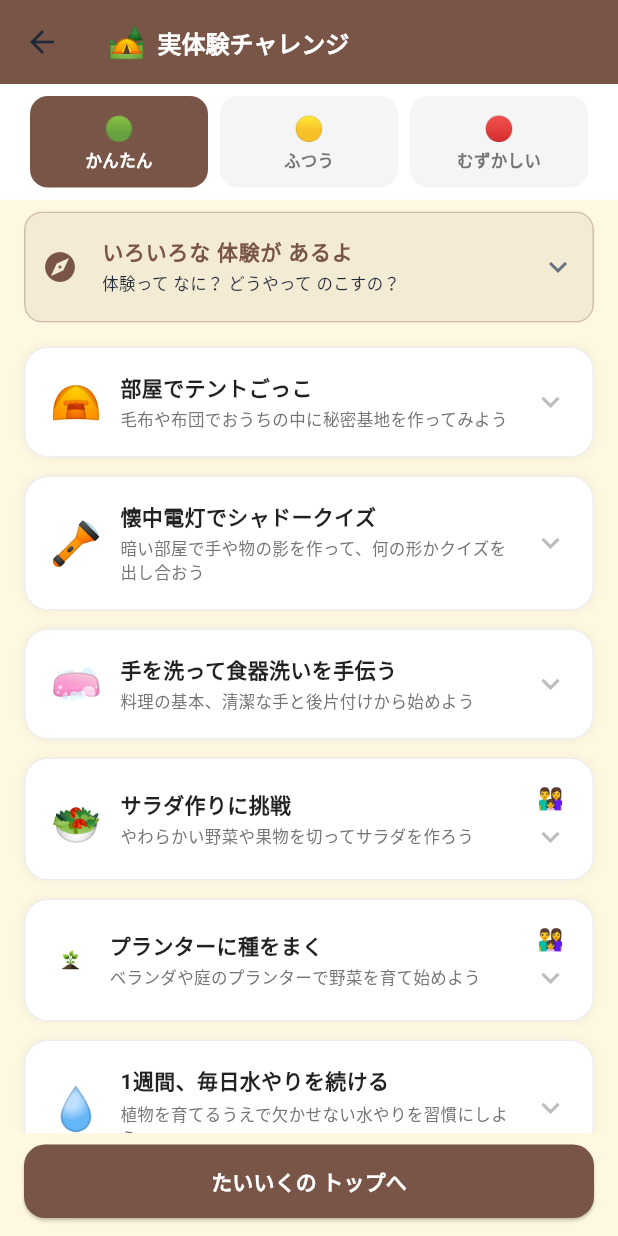
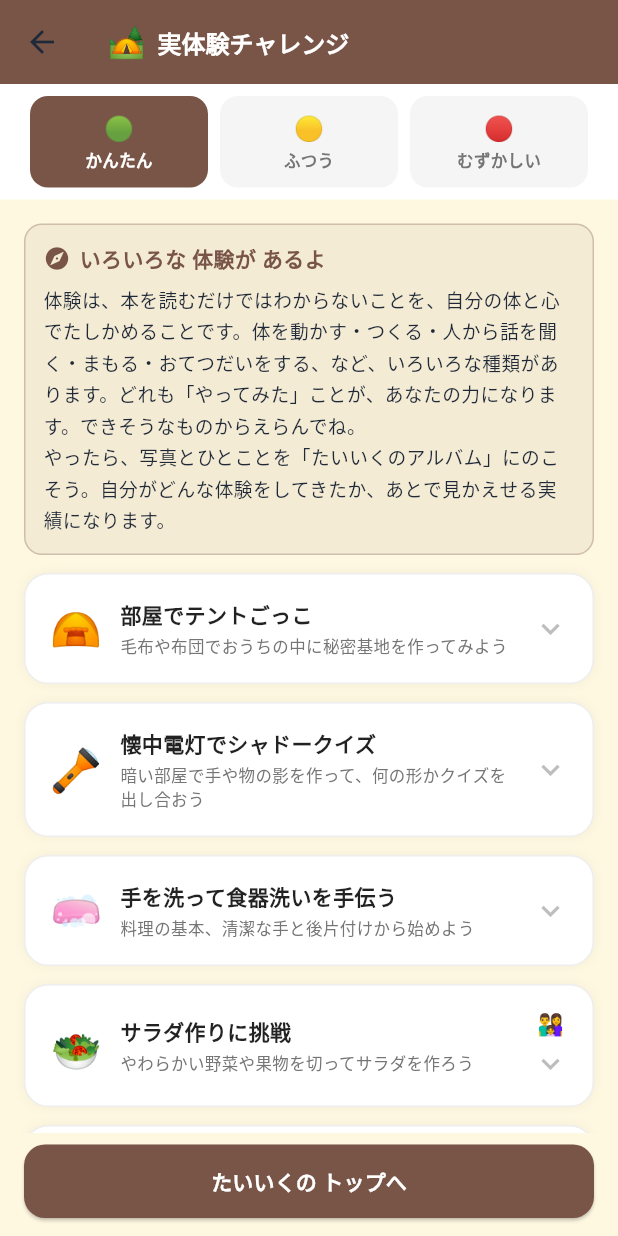
Before and after one commit to zka32101/shougaku-kore-shinshin, a Flutter app: the ActivityScreen screen opened directly, on a phone screen of 412 x 824 dp. Run offline on Flutter 3.47's test engine with Material 3 defaults, Android fonts, the phone set to English and light mode, and no system bars; our stand-ins replace audioplayers, cloud_firestore, confetti, dio, firebase_analytics, firebase_auth and 11 more; missing offline and left inert: cross_promo_kit, purchases_flutter, shared_core; accounts and stored records are empty; generated files the repository leaves out were written again; network calls fail; Roboto replaces fonts that are missing (BIZUDPGothic).

Commit message:
fix(taiku): 体験の説明を一覧の先頭(スクロール内・タップ要素なし)に移し、小さい画面のはみ出しとテスト失敗を解消
Co-Authored-By: Claude Sonnet 5.5 <noreply@anthropic.com>
Claude-Session: https://claude.ai/code/session_01QZR72jBWPva8j6wTBk59Z6

```diff
--- a/lib/features/taiku/screens/activity_screen.dart
+++ b/lib/features/taiku/screens/activity_screen.dart
@@ -100,9 +100,6 @@ class _ActivityScreenState extends ConsumerState<ActivityScreen> {
             availableDifficulties: availableDifficulties,
           ),
 
-          // いろいろな体験があることの説明
-          _ExperienceIntro(color: color),
-
           // 活動リスト
           Expanded(
             child: activities.isEmpty
@@ -115,9 +112,12 @@ class _ActivityScreenState extends ConsumerState<ActivityScreen> {
                   )
                 : ListView.separated(
                     padding: const EdgeInsets.all(16),
-                    itemCount: activities.length,
+                    itemCount: activities.length + 1,
                     separatorBuilder: (_, _) => const SizedBox(height: 12),
-                    itemBuilder: (context, i) {
+                    itemBuilder: (context, index) {
+                      // 先頭：いろいろな体験があることの説明（一緒にスクロールする）
+                      if (index == 0) return _ExperienceIntro(color: color);
+                      final i = index - 1;
                       final activity = activities[i];
                       final isDone = _done.contains(activity.id);
                       return _ActivityCard(
@@ -297,58 +297,45 @@ Future<String?> _askNote(BuildContext context, String title) async {
   return (result == null || result.isEmpty) ? null : result;
 }
 
-/// 「いろいろな体験がある」ことと、記録の残し方の説明
+/// 「いろいろな体験がある」ことと、記録の残し方の説明（一覧の先頭に出す）
 class _ExperienceIntro extends StatelessWidget {
   final Color color;
   const _ExperienceIntro({required this.color});
 
   @override
   Widget build(BuildContext context) {
-    // ListTile(ExpansionTile)の下地は Material にする（DecoratedBox だと波紋が隠れ、デバッグで警告になる）
-    return Padding(
-      padding: const EdgeInsets.fromLTRB(16, 8, 16, 0),
-      child: Material(
+    return Container(
+      width: double.infinity,
+      padding: const EdgeInsets.all(12),
+      decoration: BoxDecoration(
         color: color.withValues(alpha: 0.08),
-      shape: RoundedRectangleBorder(
         borderRadius: BorderRadius.circular(12),
-        side: BorderSide(color: color.withValues(alpha: 0.3)),
+        border: Border.all(color: color.withValues(alpha: 0.3)),
       ),
-      clipBehavior: Clip.antiAlias,
-      child: Padding(
-      padding: const EdgeInsets.fromLTRB(12, 4, 12, 4),
-      child: Theme(
-        data: Theme.of(context).copyWith(dividerColor: Colors.transparent),
-        child: ExpansionTile(
-          tilePadding: EdgeInsets.zero,
-          childrenPadding: const EdgeInsets.only(bottom: 10),
-          dense: true,
-          leading: Icon(Icons.explore, color: color),
-          title: Text(
+      child: Column(
+        crossAxisAlignment: CrossAxisAlignment.start,
+        children: [
+          Row(
+            children: [
+              Icon(Icons.explore, color: color, size: 18),
+              const SizedBox(width: 6),
+              Text(
                 'いろいろな 体験が あるよ',
                 style: TextStyle(
                     fontSize: 14, fontWeight: FontWeight.bold, color: color),
               ),
-          subtitle: const Text('体験って なに？ どうやって のこすの？',
-              style: TextStyle(fontSize: 11)),
-          expandedCrossAxisAlignment: CrossAxisAlignment.start,
-          children: const [
-            Text(
-              '体験は、本を読むだけではわからないことを、じぶんの体と心でたしかめることです。\n'
-              '・体を動かす体験（スポーツ・ストレッチ）\n'
-              '・つくる体験（料理・工作・絵・音楽）\n'
-              '・人から聞く体験（家の人や、仕事をしている人にインタビュー）\n'
-              '・まもる体験（避難の道を歩く・防災グッズをそろえる）\n'
-              '・おてつだいや地いきの体験（家事・そうじ・ボランティア）\n\n'
-              'どれも「やってみた」ことが、あなたの力になります。むずかしく考えず、'
-              'できそうなものからえらんでね。\n\n'
+            ],
+          ),
+          const SizedBox(height: 6),
+          const Text(
+            '体験は、本を読むだけではわからないことを、自分の体と心でたしかめることです。'
+            '体を動かす・つくる・人から話を聞く・まもる・おてつだいをする、など、いろいろな種類があります。'
+            'どれも「やってみた」ことが、あなたの力になります。できそうなものからえらんでね。\n'
             'やったら、写真とひとことを「たいいくのアルバム」にのこそう。'
             '自分がどんな体験をしてきたか、あとで見かえせる実績になります。',
             style: TextStyle(fontSize: 12.5, height: 1.7),
           ),
         ],
-        ),
-      ),
-      ),
       ),
     );
   }
```
Lines whose indentation alone changed are shown as unchanged.
